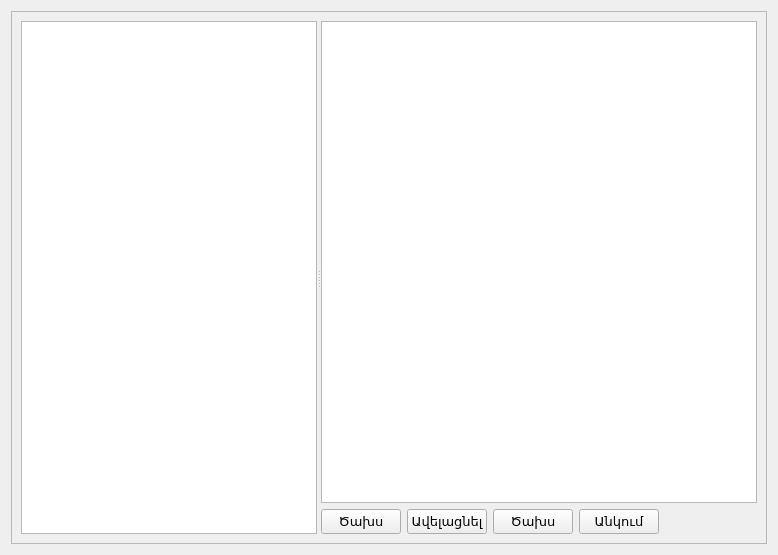
Before: the Qt Designer form src/storages.ui in ADCompany/AD-Farm, drawn with Qt 5.
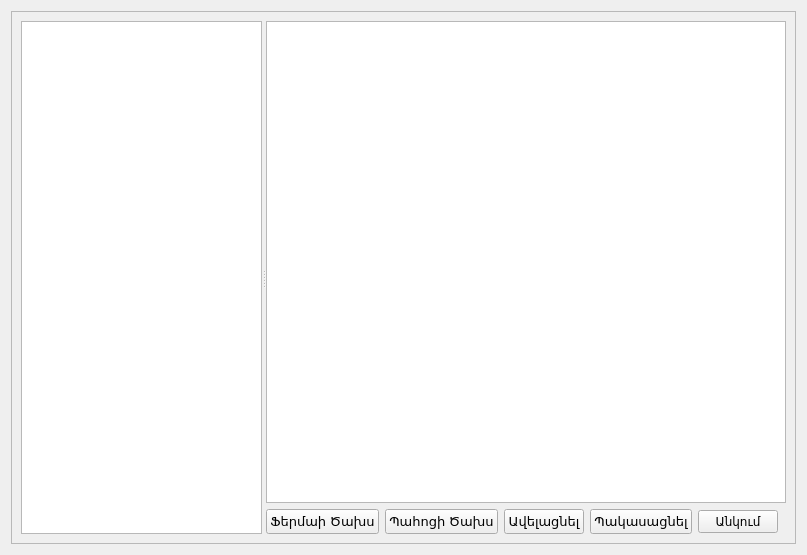
After: the same form once the commit is applied. Icons and pictures are not drawn.

```diff
--- a/src/storages.ui
+++ b/src/storages.ui
@@ -6,7 +6,7 @@
    <rect>
     <x>0</x>
     <y>0</y>
-    <width>778</width>
+    <width>807</width>
     <height>555</height>
    </rect>
   </property>
@@ -24,7 +24,7 @@
        <rect>
         <x>0</x>
         <y>0</y>
-        <width>758</width>
+        <width>787</width>
         <height>535</height>
        </rect>
       </property>
@@ -63,7 +63,7 @@
                 </font>
                </property>
                <property name="text">
-                <string>Ծախս</string>
+                <string>Ֆերմաի Ծախս</string>
                </property>
                <property name="icon">
                 <iconset resource="farmmanager.qrc">
@@ -71,6 +71,22 @@
                </property>
               </widget>
              </item>
+             <item>
+              <widget class="QPushButton" name="btnAddStorageCosts">
+               <property name="font">
+                <font>
+                 <pointsize>10</pointsize>
+                </font>
+               </property>
+               <property name="text">
+                <string>Պահոցի Ծախս</string>
+               </property>
+               <property name="icon">
+                <iconset resource="farmmanager.qrc">
+                 <normaloff>:/FarmManager/Resources/barn.png</normaloff>:/FarmManager/Resources/barn.png</iconset>
+               </property>
+              </widget>
+             </item>
              <item>
               <widget class="QPushButton" name="btnAddItem">
                <property name="font">
@@ -87,22 +103,6 @@
                </property>
               </widget>
              </item>
-             <item>
-              <widget class="QPushButton" name="btnAddStorageCosts">
-               <property name="font">
-                <font>
-                 <pointsize>10</pointsize>
-                </font>
-               </property>
-               <property name="text">
-                <string>Ծախս</string>
-               </property>
-               <property name="icon">
-                <iconset resource="farmmanager.qrc">
-                 <normaloff>:/FarmManager/Resources/barn.png</normaloff>:/FarmManager/Resources/barn.png</iconset>
-               </property>
-              </widget>
-             </item>
              <item>
               <widget class="QPushButton" name="btnSubItem">
                <property name="font">
@@ -111,7 +111,7 @@
                 </font>
                </property>
                <property name="text">
-                <string>Անկում</string>
+                <string>Պակասացնել</string>
                </property>
                <property name="icon">
                 <iconset resource="farmmanager.qrc">
@@ -119,6 +119,17 @@
                </property>
               </widget>
              </item>
+             <item>
+              <widget class="QPushButton" name="btnDecline">
+               <property name="text">
+                <string>Անկում</string>
+               </property>
+               <property name="icon">
+                <iconset resource="farmmanager.qrc">
+                 <normaloff>:/FarmManager/Resources/deadbird.png</normaloff>:/FarmManager/Resources/deadbird.png</iconset>
+               </property>
+              </widget>
+             </item>
              <item>
               <spacer name="horizontalSpacer">
                <property name="orientation">
```
